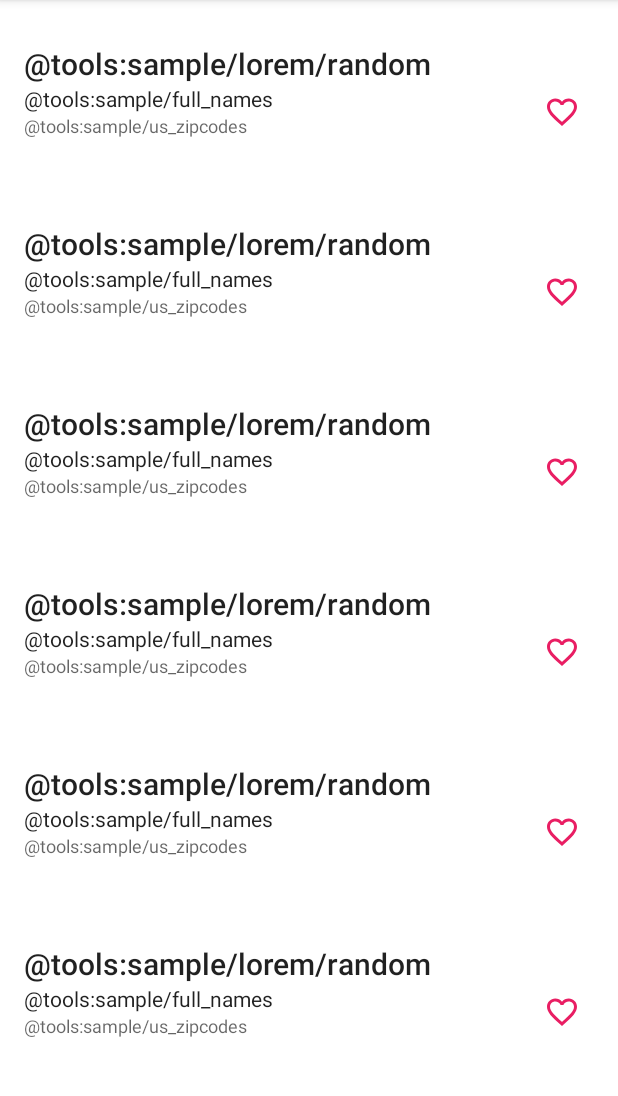
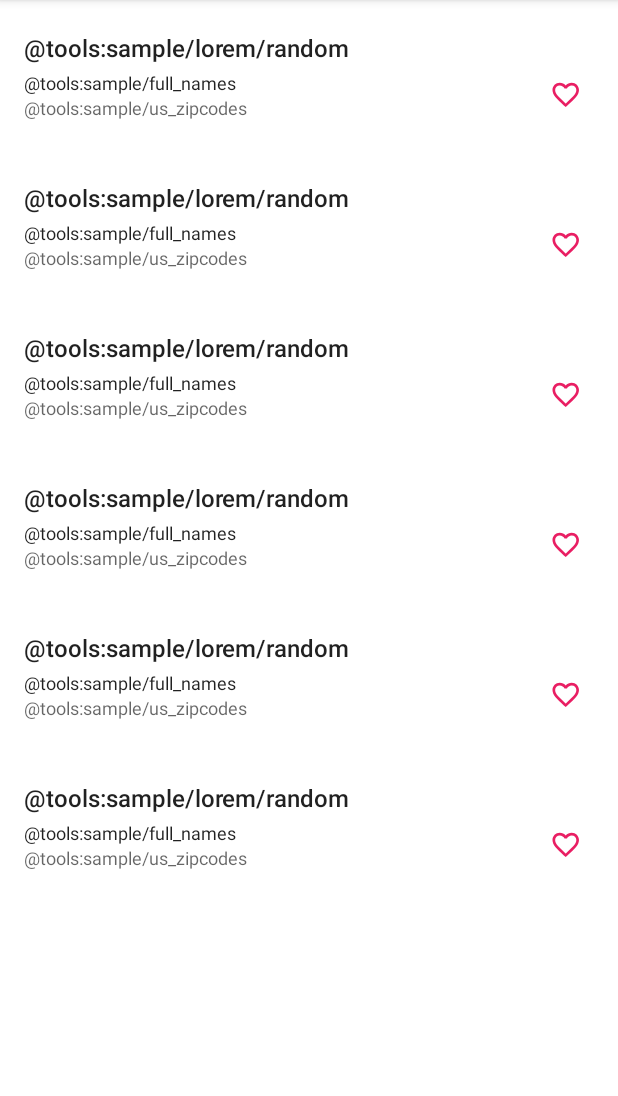
Before and after one commit to ericktijerou/hacker-news, an Android app: the layout activity_feed.xml on its own in the app's theme, with its tools: preview values and no code run, on a phone screen of 412 x 824 dp, the part 84-1180 px from its top. Run offline under Robolectric (Android 15) with nearby library versions, the light colour scheme and no system bars.

Commit message:
Change styles

```diff
--- a/app/src/main/kotlin/com/ericktijerou/hackernews/data/repository/NewsRepositoryImp.kt
+++ b/app/src/main/kotlin/com/ericktijerou/hackernews/data/repository/NewsRepositoryImp.kt
@@ -56,6 +56,6 @@ class NewsRepositoryImp(
     }
 
     companion object {
-        const val PER_PAGE_COUNT = 10
+        const val PER_PAGE_COUNT = 15
     }
 }
--- a/app/src/main/res/layout/activity_feed.xml
+++ b/app/src/main/res/layout/activity_feed.xml
@@ -41,12 +41,8 @@
                 android:id="@+id/rvFeed"
                 android:layout_width="match_parent"
                 android:layout_height="wrap_content"
-                android:scrollbars="none"
-                android:background="@android:color/transparent"
-                app:layoutManager="androidx.recyclerview.widget.LinearLayoutManager"
                 tools:itemCount="10"
                 android:paddingBottom="8dp"
-                android:overScrollMode="never"
                 android:clipToPadding="false"
                 tools:listitem="@layout/item_feed"/>
 
--- a/app/src/main/res/layout/item_feed.xml
+++ b/app/src/main/res/layout/item_feed.xml
@@ -6,7 +6,7 @@
     <androidx.constraintlayout.widget.ConstraintLayout
         android:id="@+id/clContainer"
         android:layout_width="match_parent"
-        android:layout_height="120dp"
+        android:layout_height="100dp"
         android:paddingStart="16dp"
         android:paddingEnd="16dp"
         android:foreground="?android:attr/selectableItemBackground"
@@ -21,6 +21,7 @@
             android:layout_height="wrap_content"
             android:maxLines="1"
             android:textAppearance="@style/TextAppearance.AppCompat.Caption"
+            android:textSize="@dimen/text_size_micro"
             app:layout_constraintStart_toStartOf="parent"
             app:layout_constraintTop_toBottomOf="@id/tvAuthor"
             app:layout_constraintBottom_toBottomOf="parent"
@@ -34,10 +35,12 @@
             android:ellipsize="end"
             android:maxLines="1"
             android:textAppearance="@style/TextAppearance.AppCompat.Body1"
+            android:textSize="@dimen/text_size_micro"
             app:layout_constraintStart_toStartOf="parent"
             app:layout_constraintTop_toBottomOf="@id/tvTitle"
             app:layout_constraintBottom_toTopOf="@id/tvTime"
             app:layout_constraintVertical_chainStyle="packed"
+            android:layout_marginTop="4dp"
             android:text="@tools:sample/full_names" />
 
         <TextView
@@ -48,14 +51,15 @@
             android:maxLines="2"
             app:layout_constraintVertical_chainStyle="packed"
             android:textAppearance="@style/TextAppearance.AppCompat.Title"
+            android:textSize="@dimen/text_size_medium"
             app:layout_constraintTop_toTopOf="parent"
             app:layout_constraintBottom_toTopOf="@id/tvAuthor"
             android:text="@tools:sample/lorem/random" />
 
         <ToggleButton
             android:id="@+id/tbFavorite"
-            android:layout_width="40dp"
-            android:layout_height="40dp"
+            android:layout_width="35dp"
+            android:layout_height="35dp"
             android:text=""
             android:textOff=""
             android:textOn=""
```
